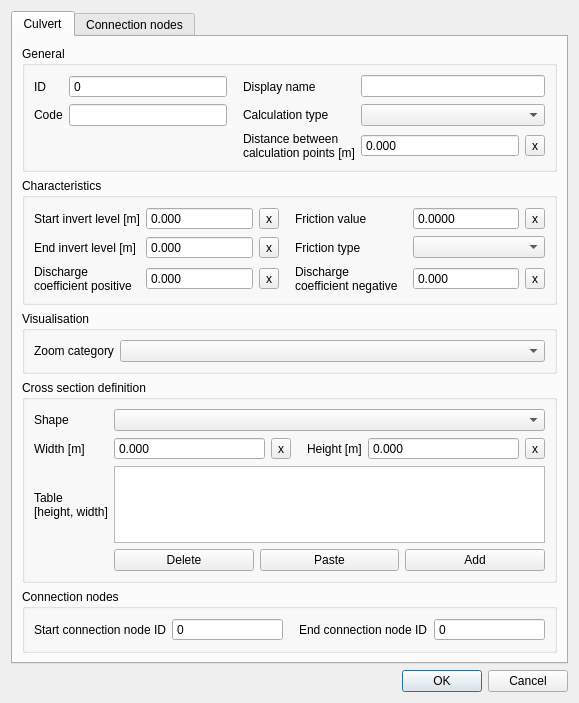
Qt form threedi_schematisation_editor/forms/ui/culvert.ui (nens/threedi-schematisation-editor) before a commit.
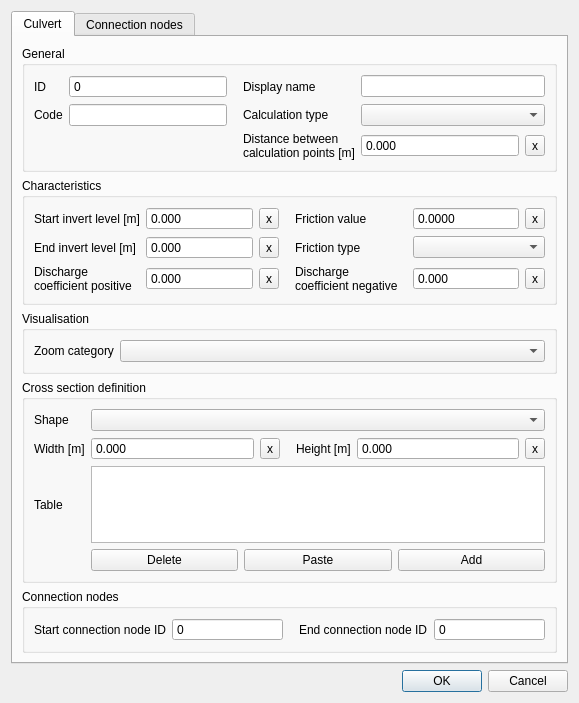
The same form after that commit.

Commit message: Refactoring cross-section table edits. Added handling of the `YZ` and `Inverted egg` cross-section shape types.

What changed in the file:
```diff
--- a/threedi_schematisation_editor/forms/ui/culvert.ui
+++ b/threedi_schematisation_editor/forms/ui/culvert.ui
@@ -773,8 +773,7 @@
           <item row="4" column="0">
            <widget class="QLabel" name="cross_section_table_label">
             <property name="text">
-             <string>Table
-[height, width]</string>
+             <string>Table</string>
             </property>
            </widget>
           </item>
```
The commit also changes 23 other files.
